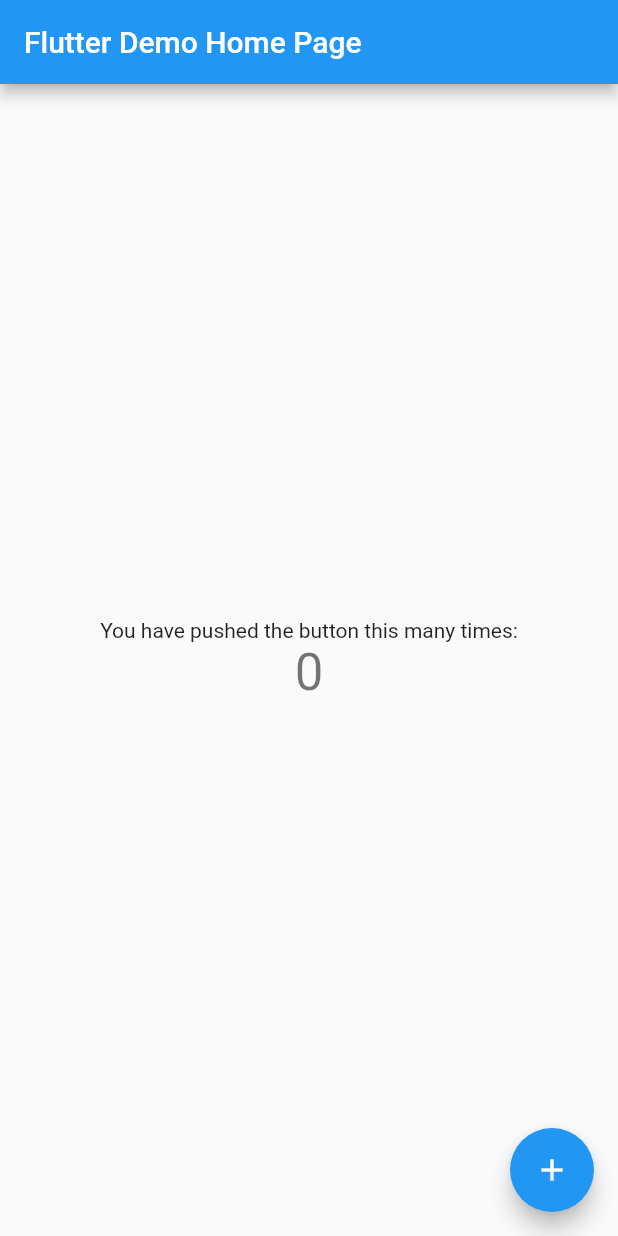
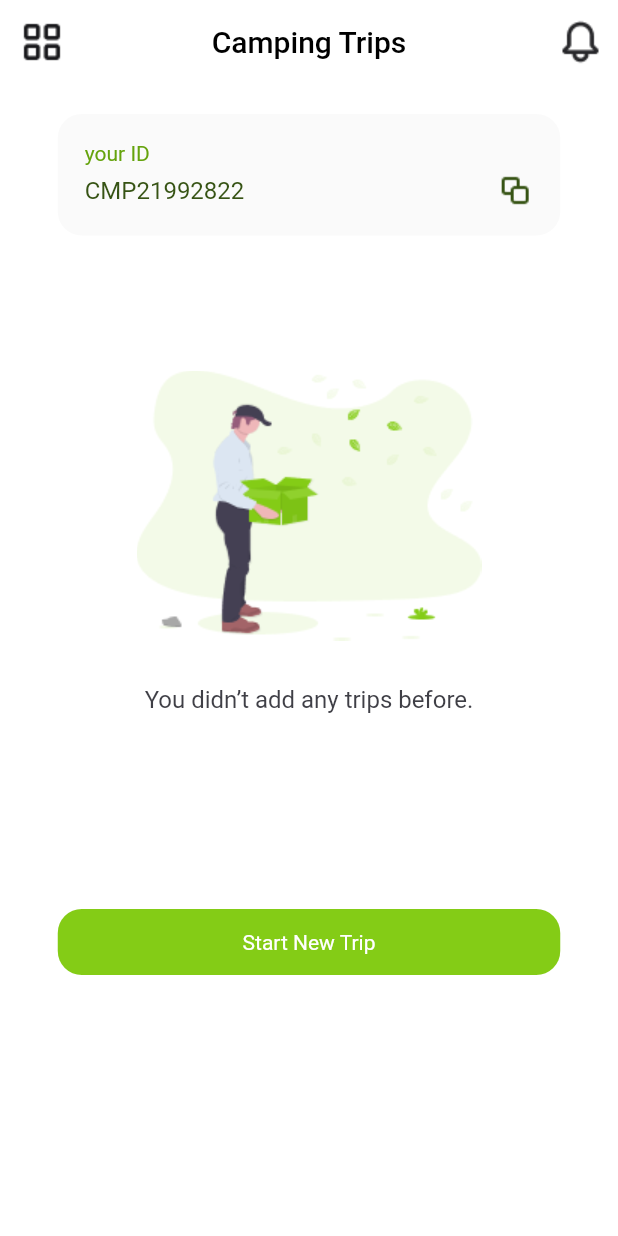
Before and after one commit to hazem-zammit/AppHazem, a Flutter app: the screen it shows after launch, on a phone screen of 412 x 824 dp. Run offline on Flutter 3.47's test engine with Material 2 defaults, Android fonts, the phone set to English and light mode, and no system bars.

Commit message:
home page

```diff
--- /dev/null
+++ b/lib/Design/CustomWidgets/button.dart
@@ -0,0 +1,17 @@
+import 'package:flutter/material.dart';
+
+
+  Widget button({title}) {
+    return Container(
+      child:Align(
+        alignment: Alignment.center,
+        child: Text(title ,style: TextStyle(color: Colors.white, fontSize: 14 ,),textAlign: TextAlign.center,),
+      ),
+      height: 44,
+      width: 335,
+      decoration: BoxDecoration(
+        borderRadius: BorderRadius.circular(16),
+        color: Color(0xFF84CC16),
+      ),
+    );
+  }
--- a/lib/Design/Pages/home.dart
+++ b/lib/Design/Pages/home.dart
@@ -0,0 +1,72 @@
+import 'package:application/Design/CustomWidgets/button.dart';
+import 'package:flutter/material.dart';
+
+class home extends StatelessWidget {
+  const home({ Key? key }) : super(key: key);
+
+  @override
+  Widget build(BuildContext context) {
+    return Scaffold(
+      appBar: AppBar(
+        leading: Image.asset('images/grid.png'),
+        title: Text("Camping Trips" ,style: TextStyle(color: Colors.black , fontSize: 20,),),
+        centerTitle: true,
+        actions: [Container(
+          width: 50,
+          child:Image.asset('images/bell.png'),
+        )],
+        backgroundColor: Colors.transparent,
+        elevation: 0,
+        ),
+        body: Center(
+          child: Column(
+            mainAxisAlignment: MainAxisAlignment.start,
+            children: [
+              SizedBox( height: 20, ),
+              idbox(),
+              SizedBox( height: 90, ),
+              Image.asset('images/Illustration.png'),
+              SizedBox( height: 30, ),
+              Text("You didn’t add any trips before.", style: TextStyle(color:Color(0xFF3F3F46) , fontSize: 16),),
+              SizedBox( height: 130, ),
+              button(title: 'Start New Trip '),
+            ],
+          ),
+        ),
+    );
+  }
+}
+
+
+class idbox extends StatelessWidget {
+  const idbox({ Key? key }) : super(key: key);
+
+  @override
+  Widget build(BuildContext context) {
+    return Container(
+      child: Padding(
+        padding: const EdgeInsets.all(18.0),
+        child: Column(
+          mainAxisAlignment: MainAxisAlignment.spaceBetween,
+          crossAxisAlignment: CrossAxisAlignment.start,
+          children: [
+            Text("your ID",style: TextStyle(color: Color(0xFF65A30D), fontSize: 14),),
+            Row(
+              mainAxisAlignment: MainAxisAlignment.spaceBetween,
+              children: [
+                Text("CMP21992822",style: TextStyle(color: Color(0xFF365314), fontSize: 16),),
+                Image.asset('images/copy.png') ,
+              ],
+            ),
+          ],
+        ),
+      ),
+      decoration: BoxDecoration(
+        borderRadius: BorderRadius.circular(16),
+        color: Color(0xFFFAFAFA),
+      ),
+      height: 81,
+      width: 335,
+    );
+  }
+}
--- a/lib/main.dart
+++ b/lib/main.dart
@@ -1,4 +1,5 @@
 import 'package:flutter/material.dart';
+import 'Design/Pages/home.dart';
 
 void main() {
   runApp(const MyApp());
@@ -10,58 +11,12 @@ class MyApp extends StatelessWidget {
   @override
   Widget build(BuildContext context) {
     return MaterialApp(
-      title: 'Flutter Demo',
+      title: 'Camping App',
       theme: ThemeData(
         primarySwatch: Colors.blue,
+        scaffoldBackgroundColor: Colors.white ,
       ),
-      home: const MyHomePage(title: 'Flutter Demo Home Page'),
+      home: home(),
     );
   }
 }
-
-class MyHomePage extends StatefulWidget {
-  const MyHomePage({Key? key, required this.title}) : super(key: key);
-
-  final String title;
-
-  @override
-  State<MyHomePage> createState() => _MyHomePageState();
-}
-
-class _MyHomePageState extends State<MyHomePage> {
-  int _counter = 0;
-
-  void _incrementCounter() {
-    setState(() {
-      _counter++;
-    });
-  }
-
-  @override
-  Widget build(BuildContext context) {
-    return Scaffold(
-      appBar: AppBar(
-        title: Text(widget.title),
-      ),
-      body: Center(
-        child: Column(
-          mainAxisAlignment: MainAxisAlignment.center,
-          children: <Widget>[
-            const Text(
-              'You have pushed the button this many times:',
-            ),
-            Text(
-              '$_counter',
-              style: Theme.of(context).textTheme.headline4,
-            ),
-          ],
-        ),
-      ),
-      floatingActionButton: FloatingActionButton(
-        onPressed: _incrementCounter,
-        tooltip: 'Increment',
-        child: const Icon(Icons.add),
-      ),
-    );
-  }
-}
--- a/pubspec.yaml
+++ b/pubspec.yaml
@@ -58,8 +58,8 @@ flutter:
   uses-material-design: true
 
   # To add assets to your application, add an assets section, like this:
-  # assets:
-  #   - images/a_dot_burr.jpeg
+  assets:
+    - images/
   #   - images/a_dot_ham.jpeg
 
   # An image asset can refer to one or more resolution-specific "variants", see
```
Also changed, not shown: images/Illustration.png (added), images/bell.png (added), images/copy.png (added), images/grid.png (added), lib/Design/CustomWidgets/custombutton.dart (deleted), pubspec.lock.
